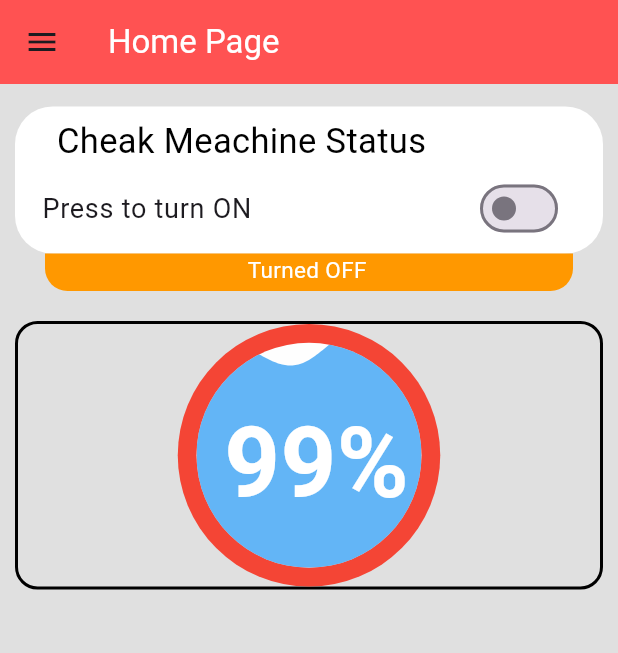
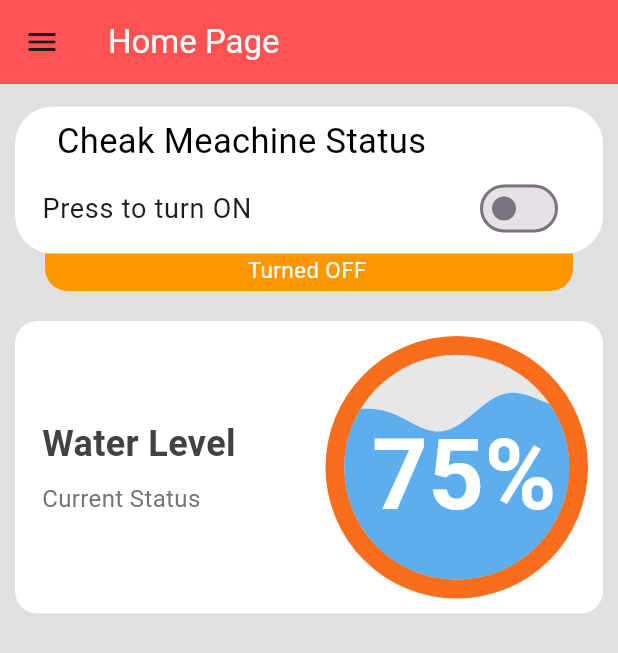
Before and after one commit to grahamnickbel23/Water-Management, a Flutter app: the screen it shows after launch, on a phone screen of 412 x 824 dp. Shown: the top 653 px of the screen. Run offline on Flutter 3.47's test engine with Material 3 defaults, Android fonts, the phone set to English and light mode, and no system bars; our stand-ins replace firebase_auth, firebase_core, firebase_database, lottie; accounts and stored records are empty.

Commit message:
water Level Monitor complete

```diff
--- a/lib/components/my_meater.dart
+++ b/lib/components/my_meater.dart
@@ -33,8 +33,13 @@ class WaterPainter extends CustomPainter {
 
     // Create wave effect
     for (double i = 0; i <= size.width; i++) {
-      final wave1 = math.sin((i / size.width * 2 * math.pi) + (animation.value * waveSpeed)) * waveHeight;
-      final wave2 = math.sin((i / size.width * 4 * math.pi) + (animation.value * waveSpeed * 1.5)) * waveHeight * 0.5;
+      final wave1 = math.sin(
+              (i / size.width * 2 * math.pi) + (animation.value * waveSpeed)) *
+          waveHeight;
+      final wave2 = math.sin((i / size.width * 4 * math.pi) +
+              (animation.value * waveSpeed * 1.5)) *
+          waveHeight *
+          0.5;
       path.lineTo(i, centerY + wave1 + wave2);
     }
 
@@ -56,7 +61,8 @@ class MyMeater extends StatefulWidget {
   State<MyMeater> createState() => _MyMeaterState();
 }
 
-class _MyMeaterState extends State<MyMeater> with SingleTickerProviderStateMixin {
+class _MyMeaterState extends State<MyMeater>
+    with SingleTickerProviderStateMixin {
   late final AnimationController _animationController;
   late final Animation<double> _animation;
 
@@ -89,6 +95,35 @@ class _MyMeaterState extends State<MyMeater> with SingleTickerProviderStateMixin
     super.dispose();
   }
 
+// we are definig container here
+//will be pulled latter in below portion
+  Widget container() {
+    return Container(
+      padding: const EdgeInsets.all(16),
+      child: Column(
+        crossAxisAlignment: CrossAxisAlignment.start,
+        children: [
+          Text(
+            'Water Level', // Updated to use the variable
+            style: TextStyle(
+              fontSize: 24,
+              fontWeight: FontWeight.bold,
+              color: Colors.grey[800],
+            ),
+          ),
+          const SizedBox(height: 8),
+          Text(
+            'Current Status',
+            style: TextStyle(
+              fontSize: 16,
+              color: Colors.grey[600],
+            ),
+          ),
+        ],
+      ),
+    );
+  }
+
   double _getWaterLevelValue() {
     String cleanValue = widget.waterLevel.replaceAll('%', '').trim();
     double level = double.tryParse(cleanValue) ?? 0.0;
@@ -101,7 +136,8 @@ class _MyMeaterState extends State<MyMeater> with SingleTickerProviderStateMixin
     level = level.clamp(0.0, 100.0);
 
     if (level <= 50) {
-      return Color.lerp(const Color.fromARGB(255, 2, 252, 11), Colors.orange, level / 50)!;
+      return Color.lerp(
+          const Color.fromARGB(255, 2, 252, 11), Colors.orange, level / 50)!;
     } else {
       return Color.lerp(Colors.orange, Colors.red, (level - 50) / 50)!;
     }
@@ -113,7 +149,7 @@ class _MyMeaterState extends State<MyMeater> with SingleTickerProviderStateMixin
     level = level.clamp(0.0, 100.0);
 
     // Interpolate between grey and white based on water level
-    return Color.lerp(Colors.grey.shade600, Colors.white, level / 100)!;
+    return Color.lerp(Colors.grey.shade500, Colors.white, level / 100)!;
   }
 
   @override
@@ -121,20 +157,28 @@ class _MyMeaterState extends State<MyMeater> with SingleTickerProviderStateMixin
     return Center(
       child: Column(
         children: [
-          // main comtainer
+          // main container
           Padding(
             padding: const EdgeInsets.symmetric(horizontal: 10),
             child: Container(
               width: double.infinity,
               decoration: BoxDecoration(
+                color: Colors.white,
+                border: Border.all(
                   color: Colors.transparent,
-                border: Border.all(
-                  color: Colors.black,
                   width: 2,
                 ),
                 borderRadius: BorderRadius.circular(15),
               ),
-              //Outer circle
+              //a row containing text and Outer circle
+              child: Row(
+                mainAxisAlignment: MainAxisAlignment.spaceBetween,
+                children: [
+                  // text
+                  container(),
+                  // Outer circle
+                  Padding(
+                    padding: const EdgeInsets.only(top: 8, right: 8, bottom: 8),
                     child: Container(
                       width: 175,
                       height: 175,
@@ -170,7 +214,8 @@ class _MyMeaterState extends State<MyMeater> with SingleTickerProviderStateMixin
                                 // code for text
                                 Center(
                                   child: AnimatedSwitcher(
-                              duration: const Duration(microseconds: 1200),
+                                    duration:
+                                        const Duration(microseconds: 1200),
                                     transitionBuilder: (child, animation) {
                                       return ScaleTransition(
                                         scale: animation,
@@ -178,7 +223,8 @@ class _MyMeaterState extends State<MyMeater> with SingleTickerProviderStateMixin
                                       );
                                     },
                                     child: Padding(
-                                padding: const EdgeInsets.only(top: 10, left: 10),
+                                      padding: const EdgeInsets.only(
+                                          top: 10, left: 10),
                                       child: Text(
                                         widget.waterLevel,
                                         style: const TextStyle(
@@ -197,6 +243,9 @@ class _MyMeaterState extends State<MyMeater> with SingleTickerProviderStateMixin
                       ),
                     ),
                   ),
+                ],
+              ),
+            ),
           ),
         ],
       ),
--- a/lib/pages/darling_page.dart
+++ b/lib/pages/darling_page.dart
@@ -26,7 +26,7 @@ class DarlingPage extends StatelessWidget {
             // A conatiner for widget
            SizedBox(height: 20),
             MyMeater(
-              waterLevel:'99%',
+              waterLevel:'75%',
             )
           ],
         ),
```
Lines whose indentation alone changed are shown as unchanged.
